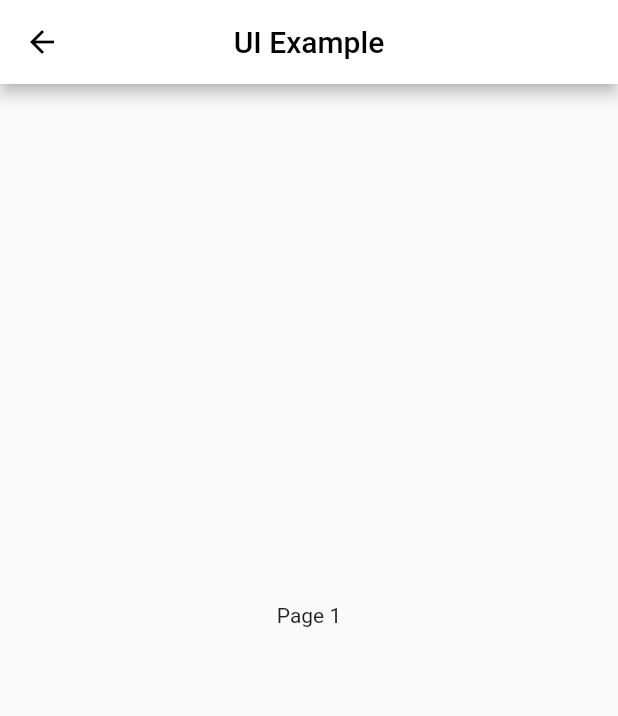
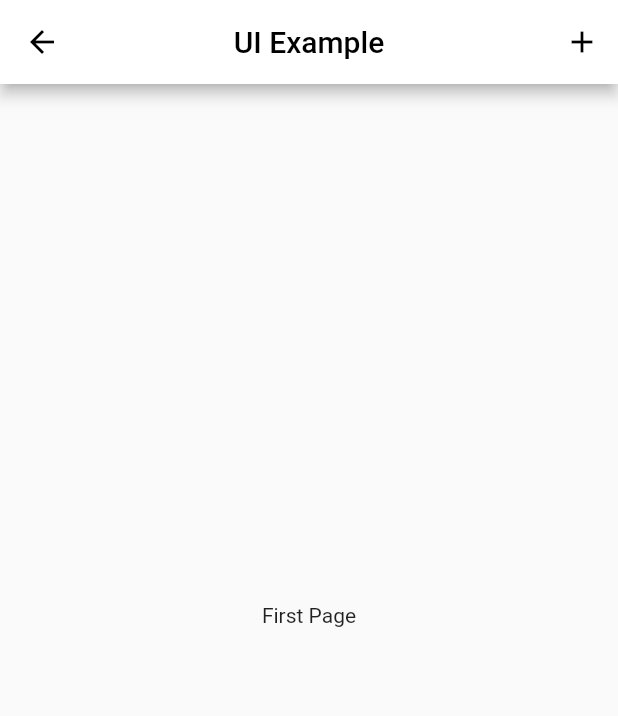
Before and after one commit to SongWoody/flutter_app, a Flutter app: the TestPage4 screen opened directly, on a phone screen of 412 x 824 dp. Shown: the top 716 px of the screen. Run offline on Flutter 3.47's test engine with Material 2 defaults, Android fonts, the phone set to English and light mode, and no system bars.

```diff
--- a/lib/main.dart
+++ b/lib/main.dart
@@ -2,7 +2,7 @@ import 'package:flutter/material.dart';
 import 'package:flutter_app/testPage1.dart';
 import 'package:flutter_app/testPage2.dart';
 import 'package:flutter_app/testPage3.dart';
-import 'package:flutter_app/testPage4.dart';
+import 'package:flutter_app/page4/testPage4.dart';
 import 'example.dart';
 
 void main() {
--- /dev/null
+++ b/lib/page4/child/firstPage.dart
@@ -0,0 +1,12 @@
+import 'package:flutter/material.dart';
+
+class FirstPage extends StatelessWidget {
+  const FirstPage({Key? key}) : super(key: key);
+
+  @override
+  Widget build(BuildContext context) {
+    return Container(
+      child: Text("First Page"),
+    );
+  }
+}
--- a/lib/testPage4.dart
+++ b/lib/page4/testPage4.dart
@@ -1,4 +1,7 @@
 import 'package:flutter/material.dart';
+import 'package:flutter_app/page4/child/firstPage.dart';
+import 'package:flutter_app/page4/child/secondPage.dart';
+import 'package:flutter_app/page4/child/thirdPage.dart';
 
 class TestPage4 extends StatefulWidget {
   const TestPage4({Key? key}) : super(key: key);
@@ -9,6 +12,11 @@ class TestPage4 extends StatefulWidget {
 
 class _TestPage4State extends State<TestPage4> {
   var _index = 0;
+  var pageList = [
+    FirstPage(),
+    SecondPage(),
+    ThirdPage(),
+  ];
 
   @override
   void initState() {
@@ -28,25 +36,28 @@ class _TestPage4State extends State<TestPage4> {
           ),
           centerTitle: true,
           backgroundColor: Colors.white,
+          actions: [
+            IconButton(onPressed: () {}, icon: Icon(Icons.add)),
+          ],
           iconTheme: IconThemeData(color: Colors.black),
         ),
         body: Center(
-          child: Text("Page ${_index + 1}"),
+          child: pageList[_index],
         ),
         bottomNavigationBar: BottomNavigationBar(
           currentIndex: _index,
-          items: [
+          items: <BottomNavigationBarItem>[
             BottomNavigationBarItem(
               label: "홈",
-              icon: Icon(Icons.home_rounded)
+              icon: Icon(Icons.home_rounded),
             ),
             BottomNavigationBarItem(
               label: "이용서비스",
               icon: Icon(Icons.article_sharp)
             ),
             BottomNavigationBarItem(
-              label: "내 정보",
-              icon: Icon(Icons.account_circle_rounded)
+                label: "내 정보",
+                icon: Icon(Icons.account_circle_rounded)
             )
           ],
           onTap: (index) {
```
Also changed, not shown: lib/page4/child/secondPage.dart (added, +12 -0 lines), lib/page4/child/thirdPage.dart (added, +12 -0 lines).
